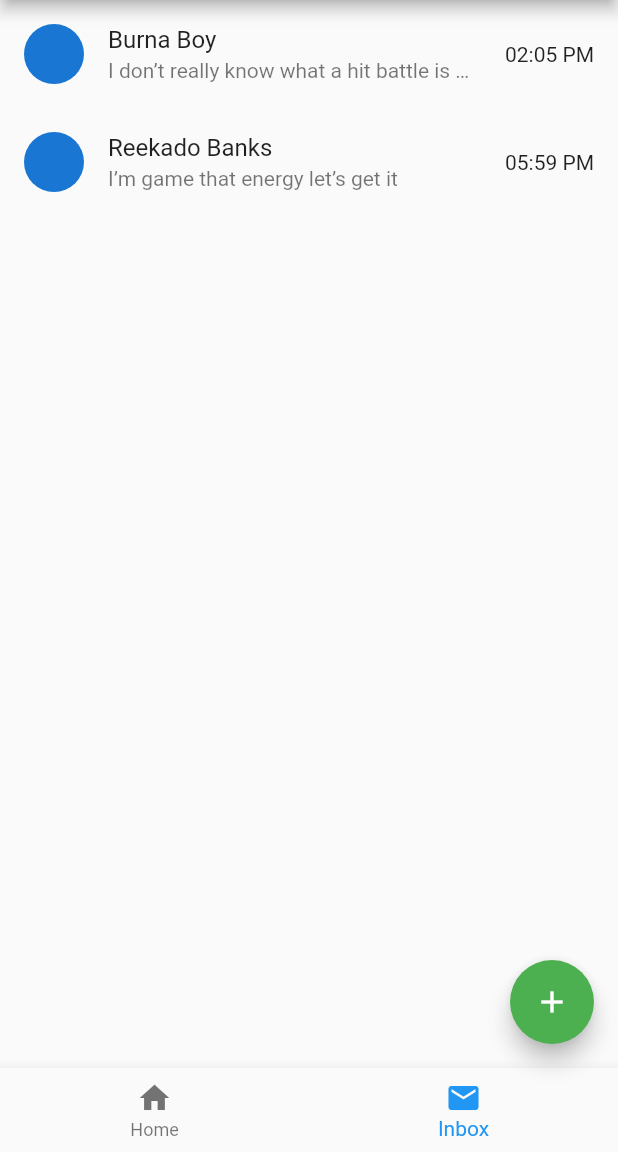
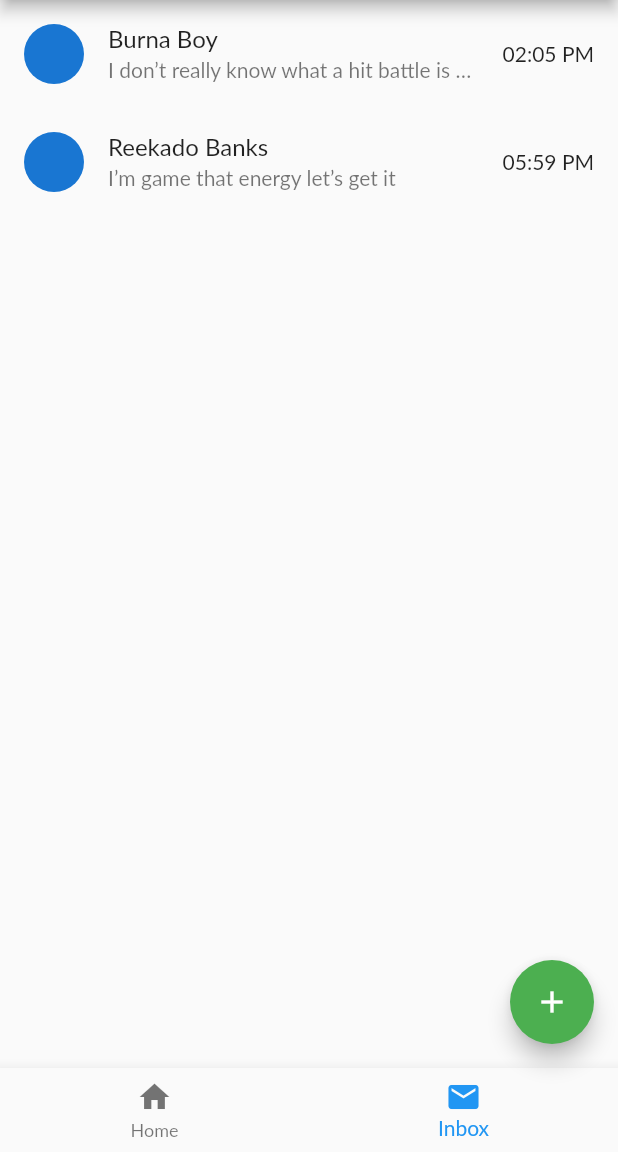
Before and after one commit to artishevskym/flutter_ui_widgets, a Flutter app: the screen it shows after launch, item 2 of the bottom bar chosen, on a phone screen of 412 x 824 dp, the part 84-1236 px from its top. Run offline on Flutter 3.47's test engine with Material 2 defaults, Android fonts, the phone set to English and light mode, and no system bars.

Commit message:
Apply custom font

```diff
--- a/lib/main.dart
+++ b/lib/main.dart
@@ -6,6 +6,7 @@ void main() => runApp(MyApp());
 final lightTheme = ThemeData(
   primaryColor: Colors.red,
   accentColor: Colors.green,
+  fontFamily: "Lato",
   textTheme: TextTheme(
     headline: TextStyle(fontSize: 24),
   )
--- a/lib/widgets/article_card.dart
+++ b/lib/widgets/article_card.dart
@@ -37,10 +37,7 @@ class CardDetail extends StatelessWidget {
         children: <Widget>[
           Text(
             article.title,
-            style: Theme.of(context).textTheme.headline.copyWith(
-              color: Colors.green[600],
-              fontStyle: FontStyle.italic,
-            ),
+            style: Theme.of(context).textTheme.headline,
             maxLines: 2,
             overflow: TextOverflow.ellipsis,
           ),
```
Also changed, not shown: pubspec.yaml (+8 -11 lines), assets/fonts/Lato-Italic.ttf (added), assets/fonts/Lato-Regular.ttf (added), assets/fonts/Lato-Semibold.ttf (added).
